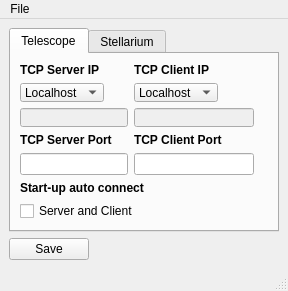
This is GUI_Windows/TCPSettings.ui in AmateurRadioTelescopeSystem/RadioTelescope_Controller as Qt 5 draws it before an edit. The edited form follows.
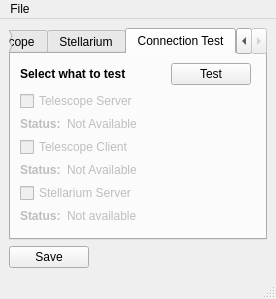
This is the edited form. The open tabs and pages were chosen to show the change.

Commit message: Added a connection test tab in the TCP settings window

Patch:
```diff
--- a/GUI_Windows/TCPSettings.ui
+++ b/GUI_Windows/TCPSettings.ui
@@ -9,20 +9,14 @@
    <rect>
     <x>0</x>
     <y>0</y>
-    <width>288</width>
+    <width>276</width>
     <height>291</height>
    </rect>
   </property>
-  <property name="minimumSize">
-   <size>
-    <width>288</width>
-    <height>291</height>
-   </size>
-  </property>
   <property name="maximumSize">
    <size>
     <width>288</width>
-    <height>291</height>
+    <height>1200</height>
    </size>
   </property>
   <property name="windowTitle">
@@ -30,6 +24,22 @@
   </property>
   <widget class="QWidget" name="centralwidget">
    <layout class="QGridLayout" name="gridLayout">
+    <item row="1" column="0">
+     <widget class="QPushButton" name="telescopeSaveBtn">
+      <property name="sizePolicy">
+       <sizepolicy hsizetype="Maximum" vsizetype="Fixed">
+        <horstretch>0</horstretch>
+        <verstretch>0</verstretch>
+       </sizepolicy>
+      </property>
+      <property name="cursor">
+       <cursorShape>PointingHandCursor</cursorShape>
+      </property>
+      <property name="text">
+       <string>Save</string>
+      </property>
+     </widget>
+    </item>
     <item row="0" column="0">
      <widget class="QTabWidget" name="tabWidget">
       <property name="currentIndex">
@@ -343,22 +353,157 @@
         </item>
        </layout>
       </widget>
-     </widget>
-    </item>
-    <item row="1" column="0">
-     <widget class="QPushButton" name="telescopeSaveBtn">
-      <property name="sizePolicy">
-       <sizepolicy hsizetype="Maximum" vsizetype="Fixed">
-        <horstretch>0</horstretch>
-        <verstretch>0</verstretch>
-       </sizepolicy>
-      </property>
-      <property name="cursor">
-       <cursorShape>PointingHandCursor</cursorShape>
-      </property>
-      <property name="text">
-       <string>Save</string>
-      </property>
+      <widget class="QWidget" name="tab_3">
+       <attribute name="title">
+        <string>Connection Test</string>
+       </attribute>
+       <layout class="QFormLayout" name="formLayout_3">
+        <item row="0" column="0">
+         <layout class="QHBoxLayout" name="horizontalLayout_4">
+          <item>
+           <widget class="QLabel" name="label_9">
+            <property name="minimumSize">
+             <size>
+              <width>145</width>
+              <height>0</height>
+             </size>
+            </property>
+            <property name="text">
+             <string>&lt;html&gt;&lt;head/&gt;&lt;body&gt;&lt;p&gt;&lt;span style=&quot; font-weight:600;&quot;&gt;Select what to test&lt;/span&gt;&lt;/p&gt;&lt;/body&gt;&lt;/html&gt;</string>
+            </property>
+           </widget>
+          </item>
+          <item>
+           <widget class="QPushButton" name="conTestBtn">
+            <property name="sizePolicy">
+             <sizepolicy hsizetype="Maximum" vsizetype="Fixed">
+              <horstretch>0</horstretch>
+              <verstretch>0</verstretch>
+             </sizepolicy>
+            </property>
+            <property name="cursor">
+             <cursorShape>PointingHandCursor</cursorShape>
+            </property>
+            <property name="text">
+             <string>Test</string>
+            </property>
+           </widget>
+          </item>
+         </layout>
+        </item>
+        <item row="1" column="0">
+         <widget class="QCheckBox" name="serverConTestChkBox">
+          <property name="enabled">
+           <bool>false</bool>
+          </property>
+          <property name="cursor">
+           <cursorShape>PointingHandCursor</cursorShape>
+          </property>
+          <property name="text">
+           <string>Telescope Server</string>
+          </property>
+         </widget>
+        </item>
+        <item row="2" column="0">
+         <layout class="QHBoxLayout" name="horizontalLayout">
+          <item>
+           <widget class="QLabel" name="servStatLbl">
+            <property name="enabled">
+             <bool>false</bool>
+            </property>
+            <property name="text">
+             <string>&lt;html&gt;&lt;head/&gt;&lt;body&gt;&lt;p&gt;&lt;span style=&quot; font-weight:600;&quot;&gt;Status:&lt;/span&gt;&lt;/p&gt;&lt;/body&gt;&lt;/html&gt;</string>
+            </property>
+           </widget>
+          </item>
+          <item>
+           <widget class="QLabel" name="serverStatus">
+            <property name="enabled">
+             <bool>false</bool>
+            </property>
+            <property name="text">
+             <string>Not Available</string>
+            </property>
+           </widget>
+          </item>
+         </layout>
+        </item>
+        <item row="3" column="0">
+         <widget class="QCheckBox" name="clientConTestChkBox">
+          <property name="enabled">
+           <bool>false</bool>
+          </property>
+          <property name="cursor">
+           <cursorShape>PointingHandCursor</cursorShape>
+          </property>
+          <property name="text">
+           <string>Telescope Client</string>
+          </property>
+         </widget>
+        </item>
+        <item row="4" column="0">
+         <layout class="QHBoxLayout" name="horizontalLayout_2">
+          <item>
+           <widget class="QLabel" name="clientStatLbl">
+            <property name="enabled">
+             <bool>false</bool>
+            </property>
+            <property name="text">
+             <string>&lt;html&gt;&lt;head/&gt;&lt;body&gt;&lt;p&gt;&lt;span style=&quot; font-weight:600;&quot;&gt;Status:&lt;/span&gt;&lt;/p&gt;&lt;/body&gt;&lt;/html&gt;</string>
+            </property>
+           </widget>
+          </item>
+          <item>
+           <widget class="QLabel" name="clientStatus">
+            <property name="enabled">
+             <bool>false</bool>
+            </property>
+            <property name="text">
+             <string>Not Available</string>
+            </property>
+           </widget>
+          </item>
+         </layout>
+        </item>
+        <item row="5" column="0">
+         <widget class="QCheckBox" name="stellConTestChkBox">
+          <property name="enabled">
+           <bool>false</bool>
+          </property>
+          <property name="cursor">
+           <cursorShape>PointingHandCursor</cursorShape>
+          </property>
+          <property name="text">
+           <string>Stellarium Server</string>
+          </property>
+         </widget>
+        </item>
+        <item row="6" column="0">
+         <layout class="QHBoxLayout" name="horizontalLayout_3">
+          <item>
+           <widget class="QLabel" name="stellStatLbl">
+            <property name="enabled">
+             <bool>false</bool>
+            </property>
+            <property name="text">
+             <string>&lt;html&gt;&lt;head/&gt;&lt;body&gt;&lt;p&gt;&lt;span style=&quot; font-weight:600;&quot;&gt;Status:&lt;/span&gt;&lt;/p&gt;&lt;/body&gt;&lt;/html&gt;</string>
+            </property>
+           </widget>
+          </item>
+          <item>
+           <widget class="QLabel" name="stellariumStatus">
+            <property name="enabled">
+             <bool>false</bool>
+            </property>
+            <property name="text">
+             <string>Not available</string>
+            </property>
+           </widget>
+          </item>
+         </layout>
+        </item>
+       </layout>
+      </widget>
      </widget>
     </item>
    </layout>
@@ -369,7 +514,7 @@
     <rect>
      <x>0</x>
      <y>0</y>
-     <width>288</width>
+     <width>276</width>
      <height>21</height>
     </rect>
    </property>
```
The commit also changes 1 other file.
